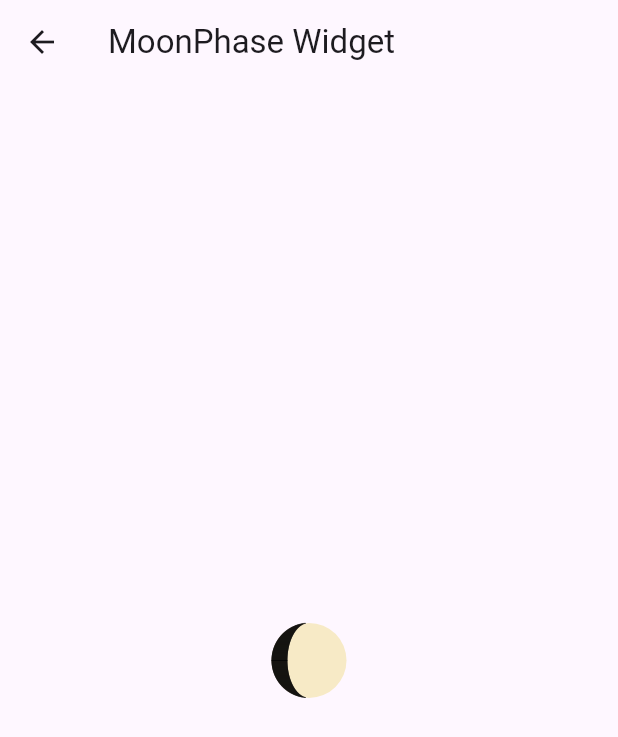
After one commit to mixin27/flutter-mmcalendar, a Flutter app: the screen it shows after launch, after a tap on "Moon Phase", on a phone screen of 412 x 824 dp. The commit adds this screen. Shown: the top 737 px of the screen. Run offline on Flutter 3.47's test engine with Material 3 defaults, Android fonts, the phone set to English and light mode, and no system bars.

Commit message:
export MoonPhaseWidget and fixed language does not change

```diff
--- a/example/lib/pages/home_page.dart
+++ b/example/lib/pages/home_page.dart
@@ -1,6 +1,7 @@
 import 'package:example/pages/astro_info_page.dart';
 import 'package:example/pages/holidays_page.dart';
 import 'package:example/pages/language_sample_page.dart';
+import 'package:example/pages/moon_phase_page.dart';
 import 'package:example/pages/thingyan_holidays_page.dart';
 import 'package:flutter/material.dart';
 
@@ -59,6 +60,16 @@ class HomePage extends StatelessWidget {
               },
               child: const Text('Thingyan Holidays'),
             ),
+            FilledButton(
+              onPressed: () {
+                Navigator.of(context).push(
+                  MaterialPageRoute(
+                    builder: (context) => const MoonPhasePage(),
+                  ),
+                );
+              },
+              child: const Text('Moon Phase'),
+            ),
             const SizedBox(height: 20),
           ],
         ),
--- /dev/null
+++ b/example/lib/pages/moon_phase_page.dart
@@ -0,0 +1,21 @@
+import 'package:flutter/material.dart';
+import 'package:flutter_mmcalendar/flutter_mmcalendar.dart';
+
+class MoonPhasePage extends StatelessWidget {
+  const MoonPhasePage({super.key});
+
+  @override
+  Widget build(BuildContext context) {
+    return Scaffold(
+      appBar: AppBar(
+        title: const Text('MoonPhase Widget'),
+      ),
+      body: Center(
+        child: MoonPhaseWidget(
+          date: DateTime.now(),
+          size: 50,
+        ),
+      ),
+    );
+  }
+}
--- a/lib/src/mmcalendar.dart
+++ b/lib/src/mmcalendar.dart
@@ -28,7 +28,10 @@ class MmCalendar {
 
   /// Get [MyanmarDate] from `julian` day.
   MyanmarDate fromJulian(double julianDay) {
-    return convertByLanguage(MyanmarDateCalculation.fromJulianDay(julianDay));
+    return convertByLanguage(
+      MyanmarDateCalculation.fromJulianDay(julianDay),
+      languageCatalog: LanguageCatalog(language: _config.language),
+    );
   }
 
   /// Get [MyanmarDate] from [DateTime].
--- a/lib/src/ui/ui.dart
+++ b/lib/src/ui/ui.dart
@@ -1 +1,2 @@
 export 'moon_phase/moon_painter.dart';
+export 'moon_phase/moon_phase_widget.dart';
```
Also changed, not shown: 2 other files.
